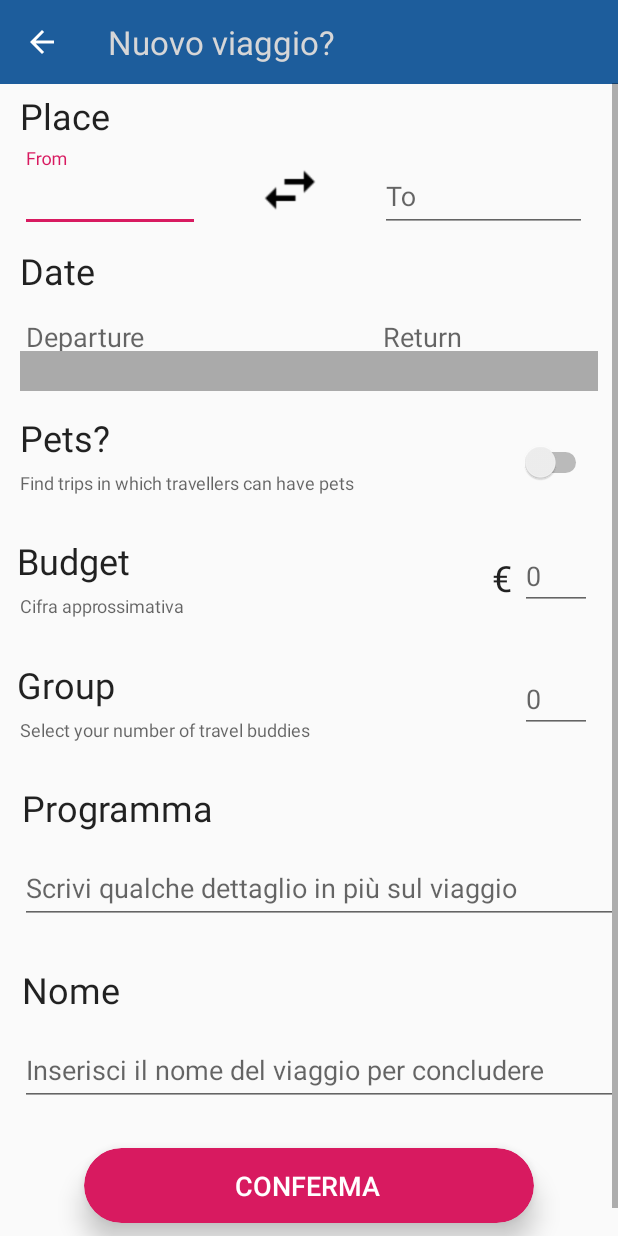
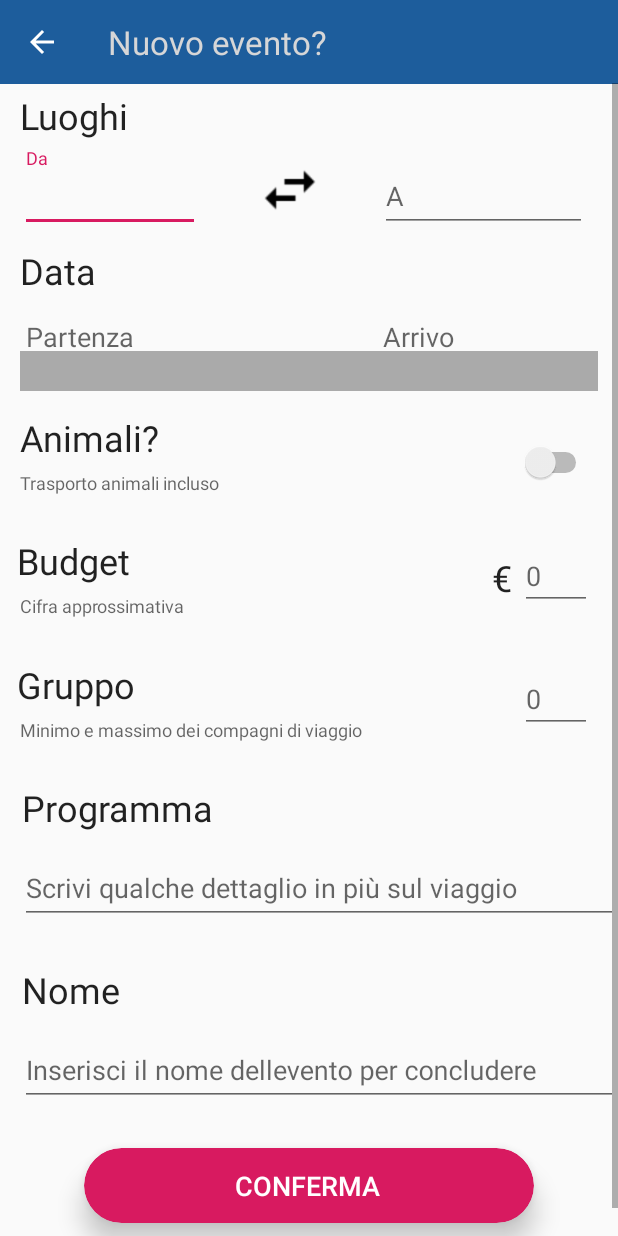
Before and after one commit to PumpkinSoftware/TravelMate, an Android app: the CreationTrip screen opened directly, with no data from a screen before it, on a phone screen of 412 x 824 dp. Run offline under Robolectric (Android 15) with nearby library versions, the phone set to English and light mode, and no system bars; our stand-ins replace Volley.

Commit message:
traslate app

```diff
--- a/App/app/src/main/java/com/example/pumpkinsoftware/travelmate/SearchResult.java
+++ b/App/app/src/main/java/com/example/pumpkinsoftware/travelmate/SearchResult.java
@@ -20,9 +20,9 @@ public class SearchResult extends Activity {
        /* setSupportActionBar(toolbar);
         getSupportActionBar().setDisplayHomeAsUpEnabled(true);
         getSupportActionBar().setDisplayShowHomeEnabled(true);
-        getSupportActionBar().setTitle("Risultati");*/
+        getSupportActionBar().setTitle("Risultati");
         toolbar.setTitle("Risultati");
-        toolbar.setTitleTextColor(getResources().getColor(android.R.color.white));
+        toolbar.setTitleTextColor(getResources().getColor(android.R.color.white));*/
         toolbar.setNavigationOnClickListener(new View.OnClickListener() {
             @Override
             public void onClick(View v) {
--- a/App/app/src/main/res/layout/activity_creation_trip.xml
+++ b/App/app/src/main/res/layout/activity_creation_trip.xml
@@ -17,7 +17,7 @@
             android:layout_width="wrap_content"
             android:layout_height="wrap_content"
             android:id="@+id/title"
-            android:text="Nuovo viaggio?"
+            android:text="@string/creation_title"
             android:textColor="@color/white"
             android:textSize="22dp"/>
     </android.support.v7.widget.Toolbar>
@@ -196,7 +196,7 @@
                 android:layout_marginStart="0dp"
                 android:layout_marginTop="5dp"
                 android:layout_marginEnd="0dp"
-                android:text="Cifra approssimativa"
+                android:text="@string/budget_text2"
                 android:textAppearance="@style/TextAppearance.Design.HelperText" />
 
             <TextView
@@ -235,7 +235,7 @@
                 android:layout_alignStart="@+id/budget"
                 android:layout_marginStart="0dp"
                 android:layout_marginTop="28dp"
-                android:text="Group"
+                android:text="@string/group"
                 android:textAppearance="@style/TextAppearance.MaterialComponents.Headline5" />
 
             <TextView
@@ -247,7 +247,7 @@
                 android:layout_alignParentEnd="true"
                 android:layout_marginStart="0dp"
                 android:layout_marginTop="5dp"
-                android:text="Select your number of travel buddies"
+                android:text="@string/buddies"
                 android:textAppearance="@style/TextAppearance.Design.HelperText" />
 
             <EditText
@@ -275,7 +275,7 @@
                 android:layout_alignStart="@+id/budget"
                 android:layout_marginStart="3dp"
                 android:layout_marginTop="110dp"
-                android:text="Programma"
+                android:text="@string/plan"
                 android:textAppearance="@style/TextAppearance.MaterialComponents.Headline5" />
 
             <android.support.design.widget.TextInputLayout
@@ -292,7 +292,7 @@
                     android:layout_width="match_parent"
                     android:layout_height="wrap_content"
                     android:digits="abcdefghijklmnopqrstuvwxyzABCDEFGHIJKLMNOPQRSTUVWXYZ' "
-                    android:hint="Scrivi qualche dettaglio in più sul viaggio" />
+                    android:hint="@string/plan_text" />
             </android.support.design.widget.TextInputLayout>
 
 
@@ -305,7 +305,7 @@
                 android:layout_alignStart="@+id/budget"
                 android:layout_marginStart="3dp"
                 android:layout_marginTop="27dp"
-                android:text="Nome "
+                android:text="@string/name"
                 android:textAppearance="@style/TextAppearance.MaterialComponents.Headline5" />
 
             <android.support.design.widget.TextInputLayout
@@ -322,7 +322,7 @@
                     android:layout_width="match_parent"
                     android:layout_height="wrap_content"
                     android:digits="abcdefghijklmnopqrstuvwxyzABCDEFGHIJKLMNOPQRSTUVWXYZ' "
-                    android:hint="Inserisci il nome del viaggio per concludere" />
+                    android:hint="@string/name_text" />
             </android.support.design.widget.TextInputLayout>
 
             <!--bottone-->
@@ -348,7 +348,7 @@
                     android:background="@android:color/transparent"
                     android:clickable="true"
                     android:paddingEnd="30sp"
-                    android:text="conferma"
+                    android:text="@string/confirm"
                     android:textColor="#fff"
                     android:textSize="18sp">
 
--- a/App/app/src/main/res/layout/fragment_home.xml
+++ b/App/app/src/main/res/layout/fragment_home.xml
@@ -17,7 +17,7 @@
             android:layout_width="wrap_content"
             android:layout_height="wrap_content"
             android:id="@+id/title"
-            android:text="Trendy trips"
+            android:text="@string/home_title"
             android:textColor="@color/white"
             android:textSize="22dp"/>
     </android.support.v7.widget.Toolbar>
--- a/App/app/src/main/res/layout/fragment_search.xml
+++ b/App/app/src/main/res/layout/fragment_search.xml
@@ -284,7 +284,7 @@
                 android:layout_alignStart="@+id/budget"
                 android:layout_marginStart="0dp"
                 android:layout_marginTop="28dp"
-                android:text="Group"
+                android:text="@string/group"
                 android:textAppearance="@style/TextAppearance.MaterialComponents.Headline5" />
 
             <TextView
@@ -296,7 +296,7 @@
                 android:layout_alignParentEnd="true"
                 android:layout_marginStart="0dp"
                 android:layout_marginTop="5dp"
-                android:text="Select your min and max number of travel buddies with which you'd travel"
+                android:text="@string/buddies"
                 android:textAppearance="@style/TextAppearance.Design.HelperText" />
 
             <EditText
--- a/App/app/src/main/res/layout/fragment_viaggi.xml
+++ b/App/app/src/main/res/layout/fragment_viaggi.xml
@@ -16,7 +16,7 @@
             android:layout_width="wrap_content"
             android:layout_height="wrap_content"
             android:id="@+id/title"
-            android:text="Your travels"
+            android:text="@string/travel_title"
             android:textColor="@color/white"
             android:textSize="22dp"/>
     </android.support.v7.widget.Toolbar>
--- a/App/app/src/main/res/values/strings.xml
+++ b/App/app/src/main/res/values/strings.xml
@@ -4,10 +4,10 @@
     <!-- Bottom Navbar -->
     <string name="action_settings">Settings</string>
     <string name="search">Search</string>
-    <string name="journey">Journey</string>
+    <string name="journey">Eventi</string>
     <string name="home">Home</string>
-    <string name="user">User</string>
-    <string name="settings">Settings</string>
+    <string name="user">Profilo</string>
+    <string name="settings">Opzioni</string>
 
     <!-- Login -->
     <string name="username">Username</string>
@@ -22,34 +22,72 @@
     <string name="facebook_login_protocol_scheme" translatable="false">fbYOUR_APP_ID</string>-->
 
     <!-- Home -->
+    <string name="home_title"> 🔥 Tendenze</string>
     <string name="user_logged">LeBron James</string>
     <string name="MORE">MORE</string>
     <string name="n500">500</string>
     <string name="n58">5/8</string>
     <string name="NYTrip">NY Trip</string>
 
-    <!-- Search -->
+    <!-- Travel page-->
+    <string name="travel_title">I tuoi eventi</string>
+
+    <!-- Search and Creation -->
     <string name="search_hint">Search</string>
-    <string name="place">Place</string>
-    <string name="from">From</string>
-    <string name="to">To</string>
-    <string name="date">Date</string>
-    <string name="departure">Departure</string>
-    <string name="ret">Return</string>
-    <string name="pets">Pets?</string>
-    <string name="pets_text">Find trips in which travellers can have pets</string>
+    <string name="place">Luoghi</string>
+    <string name="from">Da</string>
+    <string name="to">A</string>
+    <string name="date">Data</string>
+    <string name="departure">Partenza</string>
+    <string name="ret">Arrivo</string>
+    <string name="pets">Animali?</string>
+    <string name="pets_text">Trasporto animali incluso</string>
     <string name="budget">Budget</string>
-    <string name="budget_text">Select your min and max budget that you\'d spend for your trip</string>
+    <string name="budget_text">Minimo e massimo spendibili nel viaggio</string>
     <string name="n0">0</string>
     <string name="n2">2</string>
     <string name="n2000">2000</string>
     <string name="euro">€</string>
 
+    <!-- Only creation-->
+    <string name="creation_title">Nuovo evento?</string>
+    <string name="group">Gruppo</string>
+    <string name="buddies">Minimo e massimo dei compagni di viaggio</string>
+    <string name="budget_text2">Cifra approssimativa</string>
+    <string name="plan">Programma</string>
+    <string name="plan_text">Scrivi qualche dettaglio in più sul viaggio</string>
+    <string name="name">Nome</string>
+    <string name="name_text">Inserisci il nome dell\evento per concludere</string>
+    <string name="confirm">Conferma</string>
+
+    <!-- Result page-->
+    <string name="result_title">Risultati</string>
+
+    <!-- Profile page-->
+    <string name="bio">Bio</string>
+    <string name="nickname">username</string>
+    <string name="age">Anni: </string>
+    <string name="gender">Sesso: </string>
+    <string name="nazionalità">Nazionalità: </string>
+    <string name="lingua">Lingua: </string>
+    <string name="occupation">Occupazione: </string>
+    <string name="education">Educazione: </string>
+    <string name="relationship">Relazione: </string>
+    <string name="phone">Telefono: </string>
+    <string name="email">Email: </string>
+
     <!-- Settings -->
     <string name="logout">Logout</string>
+    <string name="sofware">PumpkinSoftware</string>
+    <string name="version2">Nightly build 1.0</string>
+    <string name="version">Versione:</string>
+    <string name="language">Lingua</string>
+    <string name="sounds">Suoni</string>
+    <string name="notifications">Notifiche</string>
 
     <!-- TODO: Remove or change this placeholder text -->
     <string name="hello_blank_fragment">Hello blank fragment</string>
 
 
+
 </resources>
```
Also changed, not shown: App/app/src/main/res/layout/activity_search_result.xml (+8 -2 lines), App/app/src/main/res/layout/fragment_opzioni.xml (+7 -7 lines), App/app/src/main/res/layout/fragment_profile.xml (+11 -11 lines).
